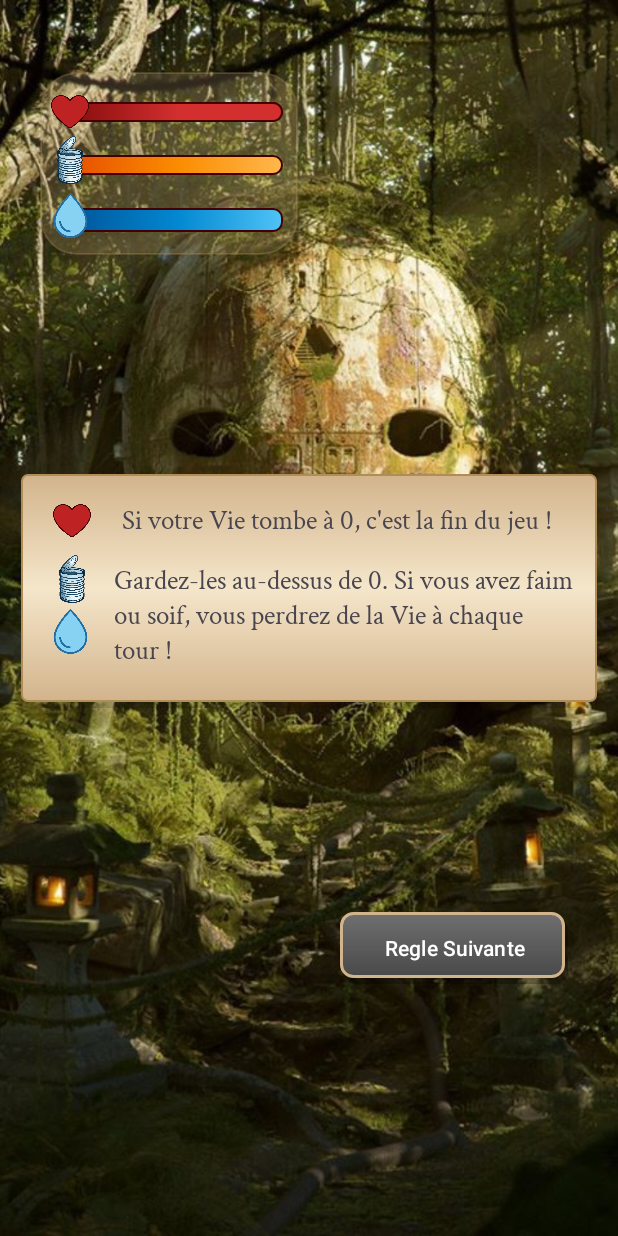
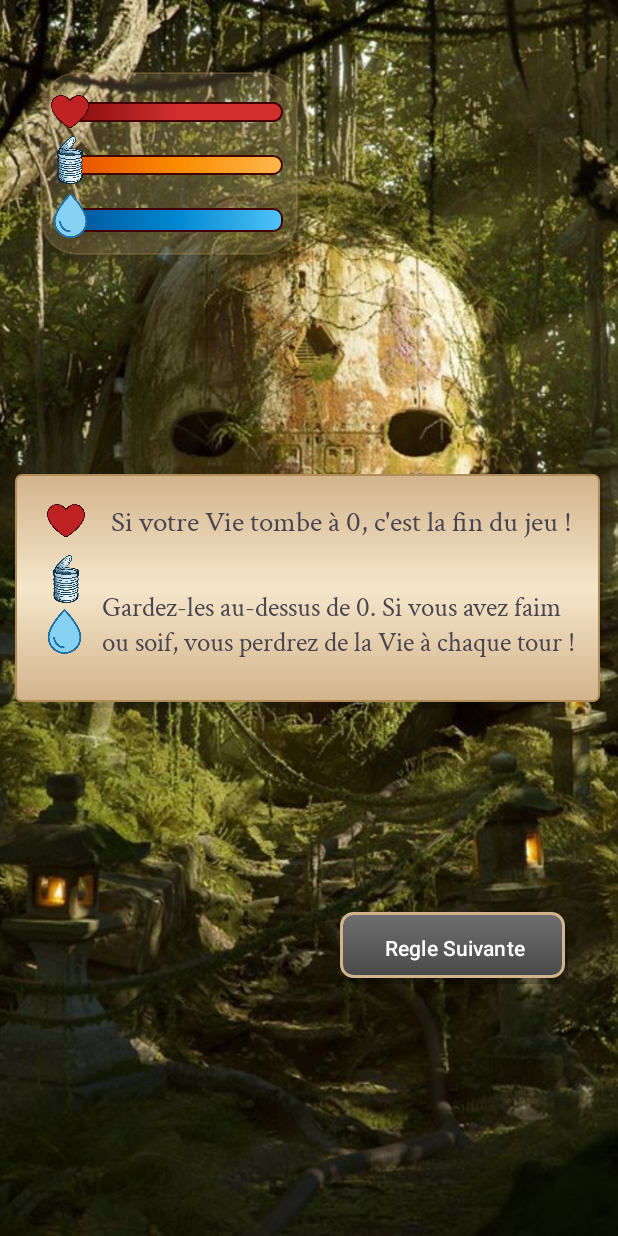
Before and after one commit to MarhadourM/Apocalypse, an Android app: the IntroGameView screen opened directly, with no data from a screen before it, after a tap on "Regle Suivante", on a phone screen of 412 x 824 dp. Run offline under Robolectric (Android 15) with nearby library versions, the phone set to English and light mode, and no system bars; libraries missing offline, so code that uses them is left out: androidx.palette.graphics, eightbitlab.com.blurview; plain views replace BlurView; 3 statements that could not run were skipped.

Commit message:
Ajout du responsive

```diff
--- a/app/src/main/res/layout/activity_intro_game_view.xml
+++ b/app/src/main/res/layout/activity_intro_game_view.xml
@@ -151,7 +151,7 @@
 
     <LinearLayout
         android:id="@+id/llRegles"
-        android:layout_width="384dp"
+        android:layout_width="0dp"
         android:layout_height="wrap_content"
         android:layout_marginTop="130dp"
         android:orientation="vertical"
--- a/app/src/main/res/layout/activity_main.xml
+++ b/app/src/main/res/layout/activity_main.xml
@@ -80,6 +80,7 @@
         android:background="@drawable/bg_glass"
         android:clipToOutline="true"
         app:blurOverlayColor="#00000000"
+        app:layout_constraintBottom_toTopOf="@+id/buttonSurvivre2"
         app:layout_constraintEnd_toEndOf="parent"
         app:layout_constraintHorizontal_bias="0.78"
         app:layout_constraintStart_toStartOf="parent"
--- a/app/src/main/res/layout/malus_view.xml
+++ b/app/src/main/res/layout/malus_view.xml
@@ -7,7 +7,7 @@
 
     <eightbitlab.com.blurview.BlurView
         android:id="@+id/glassMalusPanel"
-        android:layout_width="388dp"
+        android:layout_width="0dp"
         android:layout_height="wrap_content"
         android:background="@drawable/bg_glass"
         android:clipToOutline="true"
@@ -29,8 +29,8 @@
                 android:textAlignment="center"
                 android:textColor="#FFFFFF"
                 android:textSize="24sp"
-                app:autoSizeMaxTextSize="34dp"
-                app:autoSizeMinTextSize="12dp"
+                app:autoSizeMaxTextSize="34sp"
+                app:autoSizeMinTextSize="12sp"
                 app:autoSizeTextType="uniform"
                 app:layout_constraintEnd_toEndOf="parent"
                 app:layout_constraintStart_toStartOf="parent"
--- a/app/src/main/res/layout/regle2.xml
+++ b/app/src/main/res/layout/regle2.xml
@@ -6,9 +6,11 @@
     android:layout_height="match_parent">
 
     <androidx.constraintlayout.widget.ConstraintLayout
-        android:layout_width="386dp"
+        android:layout_width="0dp"
         android:layout_height="156dp"
+        android:layout_marginStart="10dp"
         android:layout_marginTop="16dp"
+        android:layout_marginEnd="10dp"
         android:background="@drawable/parchemin"
         app:layout_constraintEnd_toEndOf="parent"
         app:layout_constraintHorizontal_bias="0.48"
@@ -17,29 +19,39 @@
 
         <TextView
             android:id="@+id/textView4"
-            android:layout_width="wrap_content"
-            android:layout_height="wrap_content"
+            android:layout_width="0dp"
+            android:layout_height="30dp"
+            android:layout_marginStart="10dp"
             android:layout_marginTop="8dp"
+            android:autoText="true"
             android:fontFamily="@font/crimson_text"
             android:text="Si votre Vie tombe à 0, c'est la fin du jeu !"
-            android:textSize="18dp"
+            android:textSize="18sp"
+            app:autoSizeMaxTextSize="50sp"
+            app:autoSizeMinTextSize="18sp"
+            app:autoSizeTextType="uniform"
             app:layout_constraintEnd_toEndOf="parent"
             app:layout_constraintHorizontal_bias="0.726"
-            app:layout_constraintStart_toStartOf="parent"
+            app:layout_constraintStart_toEndOf="@+id/coeur5"
             app:layout_constraintTop_toTopOf="parent" />
 
         <TextView
             android:id="@+id/textView7"
-            android:layout_width="314dp"
-            android:layout_height="83dp"
-            android:layout_marginTop="48dp"
+            android:layout_width="0dp"
+            android:layout_height="60dp"
+            android:layout_marginStart="10dp"
+            android:layout_marginTop="28dp"
+            android:autoText="true"
             android:fontFamily="@font/crimson_text"
             android:text="Gardez-les au-dessus de 0. Si vous avez faim ou soif, vous perdrez de la Vie à chaque tour !"
-            android:textSize="18dp"
+            android:textSize="18sp"
+            app:autoSizeMaxTextSize="50sp"
+            app:autoSizeMinTextSize="16sp"
+            app:autoSizeTextType="uniform"
             app:layout_constraintEnd_toEndOf="parent"
-            app:layout_constraintHorizontal_bias="1.0"
-            app:layout_constraintStart_toStartOf="parent"
-            app:layout_constraintTop_toTopOf="parent" />
+            app:layout_constraintHorizontal_bias="0.0"
+            app:layout_constraintStart_toEndOf="@+id/goutte5"
+            app:layout_constraintTop_toBottomOf="@+id/textView4" />
 
         <ImageView
             android:id="@+id/coeur5"
```
Also changed, not shown: app/src/main/java/com/example/apocalypse/Game/Partie.kt (+8 -8 lines), app/src/main/res/layout/action_view.xml (+35 -14 lines), app/src/main/res/layout/activity_lancer_des.xml (+6 -6 lines), app/src/main/res/layout/choix_view.xml (+6 -5 lines), app/src/main/res/layout/regle1.xml (+9 -4 lines), app/src/main/res/layout/regle3.xml (+19 -10 lines), app/src/main/res/layout/regle4.xml (+13 -3 lines), app/src/main/res/layout/regle5.xml (+14 -5 lines).
